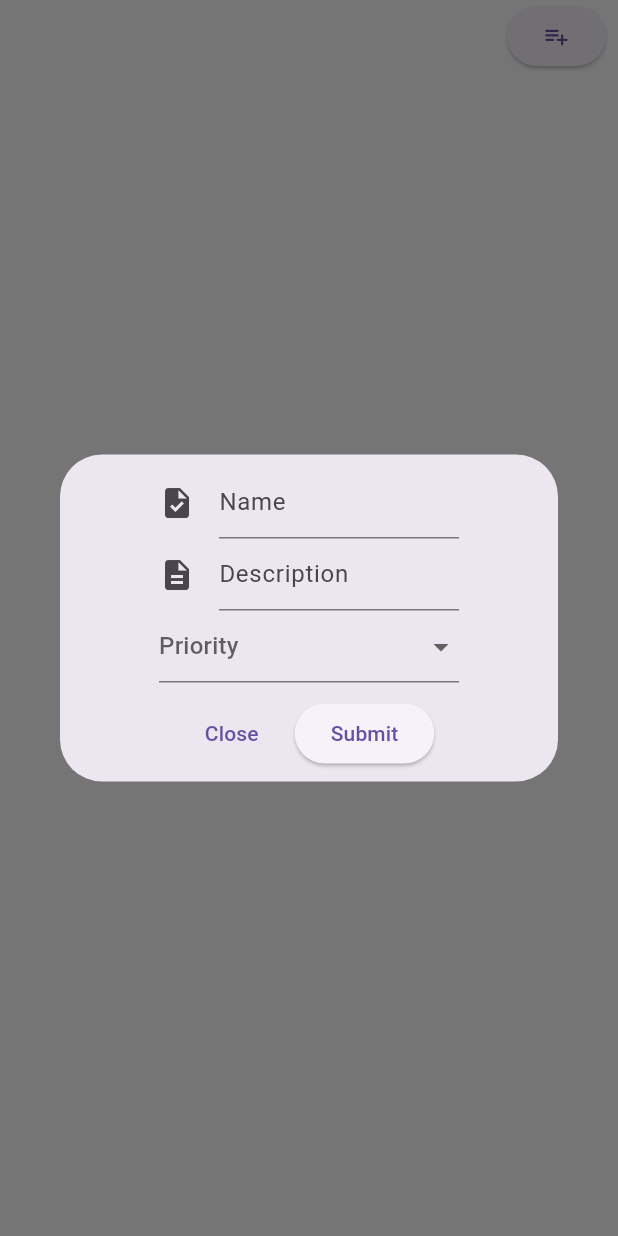
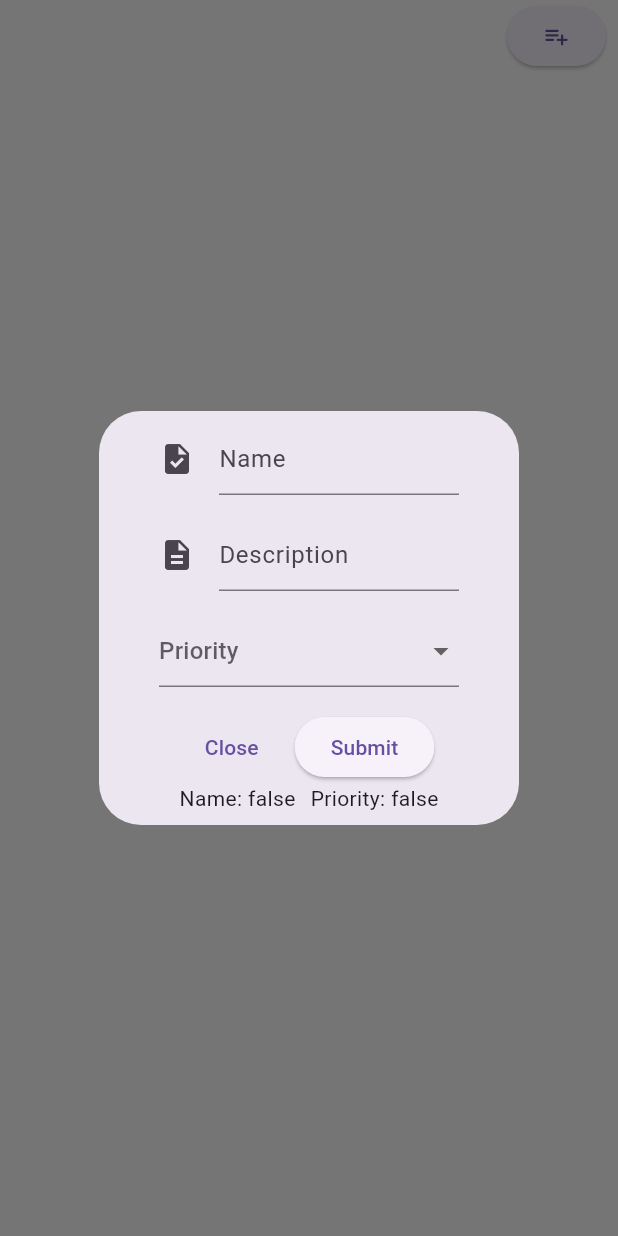
Before and after one commit to justanothernibble/To-Do-App, a Flutter app: the AllTasks screen opened by its route, after a tap on the "playlist add" icon, on a phone screen of 412 x 824 dp. Run offline on Flutter 3.47's test engine with Material 3 defaults, Android fonts, the phone set to English and light mode, and no system bars.

Commit message:
created task list. enabled automatic viewing of task

```diff
--- a/lib/main.dart
+++ b/lib/main.dart
@@ -23,8 +23,7 @@ class _MyAppState extends State<MyApp> {
       routes: {
         '/firstpage': (context) => FirstPage(),
         '/completed': (context) => Completed(),
-        '/alltasks:': (context) =>
-            AllTasks(counter: 0, increment: () {}, allTasksList: []),
+        '/alltasks:': (context) => AllTasks(allTasksList: []),
       },
     );
   }
--- a/lib/pages/alltasks.dart
+++ b/lib/pages/alltasks.dart
@@ -1,26 +1,192 @@
 import 'package:flutter/material.dart';
 
 class AllTasks extends StatefulWidget {
-  final int counter;
-  final VoidCallback increment;
-  final List<String> allTasksList;
+  final List<List<String>> allTasksList;
 
-  const AllTasks({
-    super.key,
-    required this.counter,
-    required this.increment,
-    required this.allTasksList,
-  });
+  const AllTasks({super.key, required this.allTasksList});
 
   @override
   State<AllTasks> createState() => _AllTasksState();
 }
 
+class _AddTaskDialog extends StatefulWidget {
+  final Function(String name, String description, String priority) onTaskAdded;
+  const _AddTaskDialog({Key? key, required this.onTaskAdded}) : super(key: key);
+
+  @override
+  _AddTaskDialogState createState() => _AddTaskDialogState();
+}
+
+class _AddTaskDialogState extends State<_AddTaskDialog> {
+  bool isNameDone = false;
+  bool isPriorityDone = false;
+
+  final TextEditingController _nameController = TextEditingController();
+  final TextEditingController _descriptionController = TextEditingController();
+  String? _selectedPriority;
+
+  @override
+  void dispose() {
+    _nameController.dispose();
+    super.dispose();
+  }
+
+  @override
+  Widget build(BuildContext context) {
+    return Dialog(
+      child: SizedBox(
+        width: 200,
+        child: Padding(
+          padding: const EdgeInsets.all(8.0),
+          child: Column(
+            mainAxisSize: MainAxisSize.min,
+            children: <Widget>[
+              SizedBox(
+                width: 200,
+                child: TextFormField(
+                  controller: _nameController,
+                  decoration: const InputDecoration(
+                    icon: Icon(Icons.task),
+                    hintText: "Name",
+                  ),
+                  onChanged: (value) {
+                    setState(() {
+                      isNameDone = value.trim().isNotEmpty;
+                    });
+                  },
+                ),
+              ),
+              const SizedBox(height: 16),
+              SizedBox(
+                width: 200,
+                child: TextFormField(
+                  controller: _descriptionController,
+                  decoration: const InputDecoration(
+                    icon: Icon(Icons.description),
+                    hintText: "Description",
+                  ),
+                ),
+              ),
+              const SizedBox(height: 16),
+              SizedBox(
+                width: 200,
+                child: DropdownButtonFormField<String>(
+                  onChanged: (value) {
+                    setState(() {
+                      _selectedPriority = value;
+                      isPriorityDone = value != null && value.trim().isNotEmpty;
+                    });
+                  },
+                  hint: const Text("Priority"),
+                  items: [
+                    DropdownMenuItem(
+                      value: "Low",
+                      child: Row(
+                        children: [
+                          Container(
+                            width: 10,
+                            height: 10,
+                            decoration: const BoxDecoration(
+                              color: Colors.green,
+                              shape: BoxShape.circle,
+                            ),
+                          ),
+                          const SizedBox(width: 5),
+                          const Text("Low"),
+                        ],
+                      ),
+                    ),
+                    DropdownMenuItem(
+                      value: "Medium",
+                      child: Row(
+                        children: [
+                          Container(
+                            width: 10,
+                            height: 10,
+                            decoration: const BoxDecoration(
+                              color: Colors.amber,
+                              shape: BoxShape.circle,
+                            ),
+                          ),
+                          const SizedBox(width: 5),
+                          const Text("Medium"),
+                        ],
+                      ),
+                    ),
+                    DropdownMenuItem(
+                      value: "High",
+                      child: Row(
+                        children: [
+                          Container(
+                            width: 10,
+                            height: 10,
+                            decoration: const BoxDecoration(
+                              color: Colors.red,
+                              shape: BoxShape.circle,
+                            ),
+                          ),
+                          const SizedBox(width: 5),
+                          const Text("High"),
+                        ],
+                      ),
+                    ),
+                  ],
+                  value: null,
+                ),
+              ),
+              const SizedBox(height: 16),
+              Row(
+                mainAxisAlignment: MainAxisAlignment.center,
+                children: [
+                  TextButton(
+                    onPressed: () {
+                      Navigator.pop(context);
+                    },
+                    child: const Text("Close"),
+                  ),
+                  const SizedBox(width: 10),
+                  AbsorbPointer(
+                    absorbing: !(isNameDone && isPriorityDone),
+                    child: ElevatedButton(
+                      onPressed: () {
+                        setState(() {
+                          widget.onTaskAdded(
+                            _nameController.text,
+                            _descriptionController.text,
+                            _selectedPriority ?? '',
+                          );
+                        });
+                        Navigator.pop(context);
+                      },
+                      child: const Text("Submit"),
+                    ),
+                  ),
+                ],
+              ),
+              // Debug info
+              Row(
+                mainAxisAlignment: MainAxisAlignment.center,
+                children: [
+                  Text("Name: $isNameDone"),
+                  const SizedBox(width: 10),
+                  Text("Priority: $isPriorityDone"),
+                ],
+              ),
+            ],
+          ),
+        ),
+      ),
+    );
+  }
+}
+
 class _AllTasksState extends State<AllTasks> {
-  String? priority = "";
-  bool isPriorityDone = false; // priority is required
-  bool isNameDone = false; // name is required
-  // description is allowed to be empty
+  final _scrollController = ScrollController();
+  @override
+  void dispose() {
+    _scrollController.dispose();
+    super.dispose();
+  }
 
   @override
   Widget build(BuildContext context) {
@@ -32,147 +198,53 @@ class _AllTasksState extends State<AllTasks> {
             Padding(
               padding: const EdgeInsets.only(right: 8.0),
               child: ElevatedButton(
-                // Add Task Button
-                child: Icon(Icons.playlist_add_rounded),
+                child: const Icon(Icons.playlist_add_rounded),
                 onPressed: () => showDialog<String>(
                   context: context,
-                  builder: (BuildContext context) => Dialog(
-                    child: Padding(
-                      padding: const EdgeInsets.all(8.0),
-                      child: Column(
-                        mainAxisSize: MainAxisSize.min,
-                        children: <Widget>[
-                          SizedBox(
-                            // Name Input
-                            width: 200,
-                            child: TextFormField(
-                              decoration: InputDecoration(
-                                icon: Icon(Icons.task),
-                                hintText: "Name",
-                              ),
-                              onChanged: (value) {
-                                if (value.trim().isNotEmpty) {
-                                  isNameDone = true;
-                                } else {
-                                  isNameDone = false;
-                                }
-                              },
-                            ),
-                          ),
-                          SizedBox(
-                            // Description Input
-                            width: 200,
-                            child: TextFormField(
-                              decoration: InputDecoration(
-                                icon: Icon(Icons.description),
-                                hintText: "Description",
-                              ),
-                            ),
-                          ),
-                          SizedBox(
-                            // Priority Input
-                            width: 200,
-                            child: DropdownButtonFormField(
-                              onChanged: (value) {
-                                if (value?.isNotEmpty ?? false) {
-                                  isPriorityDone = true;
-                                } else {
-                                  isPriorityDone = false;
-                                }
-                              },
-                              hint: Text("Priority"),
-                              items: [
-                                // Low Priority Green
-                                DropdownMenuItem(
-                                  value: "Low",
-                                  child: Row(
-                                    children: [
-                                      Container(
-                                        width: 10,
-                                        height: 10,
-                                        decoration: BoxDecoration(
-                                          color: Colors.green,
-                                          shape: BoxShape.circle,
-                                        ),
-                                      ),
-                                      SizedBox(width: 5),
-                                      Text("Low"),
-                                    ],
-                                  ),
-                                ),
-                                // Medium Priority Amber
-                                DropdownMenuItem(
-                                  value: "Medium",
-                                  child: Row(
-                                    children: [
-                                      Container(
-                                        width: 10,
-                                        height: 10,
-                                        decoration: BoxDecoration(
-                                          color: Colors.amber,
-                                          shape: BoxShape.circle,
-                                        ),
-                                      ),
-                                      SizedBox(width: 5),
-                                      Text("Medium"),
-                                    ],
-                                  ),
-                                ),
-                                // High Priority Red
-                                DropdownMenuItem(
-                                  value: "High",
-                                  child: Row(
-                                    children: [
-                                      Container(
-                                        width: 10,
-                                        height: 10,
-                                        decoration: BoxDecoration(
-                                          color: Colors.red,
-                                          shape: BoxShape.circle,
-                                        ),
-                                      ),
-                                      SizedBox(width: 5),
-                                      Text("High"),
-                                    ],
-                                  ),
-                                ),
-                              ],
-                              value: null,
-                            ),
-                          ),
-                          Row(
-                            children: [Container(height: 10)],
-                          ), // 10 pixel buffer
-                          Row(
-                            mainAxisAlignment: MainAxisAlignment.center,
-                            children: [
-                              TextButton(
-                                onPressed: () => Navigator.pop(context),
-                                child: Text("Close"),
-                              ),
-                              Container(width: 10),
-                              AbsorbPointer(
-                                absorbing:
-                                    isNameDone == false &&
-                                    isPriorityDone == false,
-                                child: ElevatedButton(
-                                  onPressed: () {
-                                    Navigator.pop(context);
-                                  },
-                                  child: Text("Submit"),
-                                ),
-                              ),
-                            ],
-                          ),
-                        ],
-                      ),
-                    ),
+                  builder: (BuildContext context) => _AddTaskDialog(
+                    onTaskAdded: (name, description, priority) {
+                      setState(() {
+                        widget.allTasksList.add([
+                          name,
+                          description,
+                          priority,
+                          "incomplete",
+                        ]);
+                      });
+                    },
                   ),
                 ),
               ),
             ),
           ],
         ),
+        Expanded(
+          child: Padding(
+            padding: const EdgeInsets.all(200.0),
+            child: ListView.builder(
+              controller: _scrollController,
+              itemExtent: 20,
+              itemCount: widget.allTasksList.length,
+              itemBuilder: (context, index) {
+                final task = widget.allTasksList[index];
+                return Row(
+                  children: [
+                    SizedBox(width: 50, child: Text("${index + 1}")),
+                    SizedBox(width: 100, child: Text("Title: ${task[0]}")),
+                    Expanded(
+                      child: Text(
+                        "Desc: ${task[1]}",
+                        overflow: TextOverflow.ellipsis,
+                      ),
+                    ),
+                    SizedBox(width: 80, child: Text("Priority: ${task[2]}")),
+                    SizedBox(width: 80, child: Text("Status: ${task[3]}")),
+                  ],
+                );
+              },
+            ),
+          ),
+        ),
       ],
     );
   }
```
Also changed, not shown: lib/pages/firstpage.dart (+8 -13 lines).
